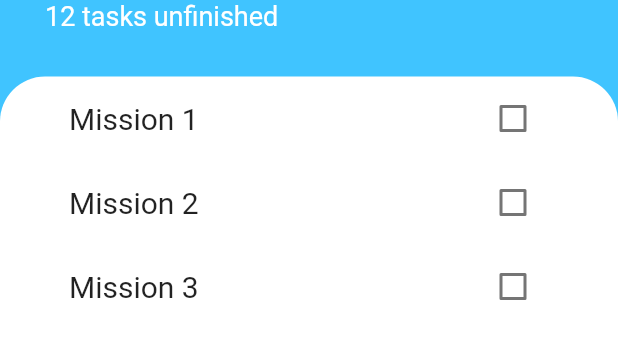
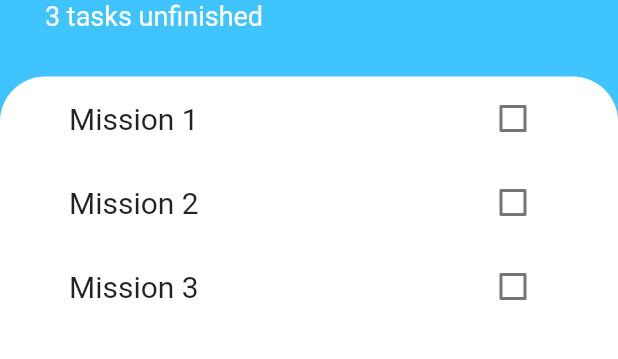
Before and after one commit to Lichyo/Todoey, a Flutter app: the screen it shows after launch, on a phone screen of 412 x 824 dp, the part 330-689 px from its top. Run offline on Flutter 3.47's test engine with Material 2 defaults, Android fonts, the phone set to English and light mode, and no system bars.

Commit message:
Using Provider to Implement TaskScreen and Task list / tile

```diff
--- a/lib/main.dart
+++ b/lib/main.dart
@@ -1,5 +1,7 @@
 import 'package:flutter/material.dart';
 import 'screens/task_screen.dart';
+import 'package:provider/provider.dart';
+import 'models/task_data.dart';
 
 void main() => runApp(const MyApp());
 
@@ -8,8 +10,11 @@ class MyApp extends StatelessWidget {
 
   @override
   Widget build(BuildContext context) {
-    return const MaterialApp(
-      home: TaskScreen(),
+    return ChangeNotifierProvider(
+      create: (_) => TaskData(),
+      child: MaterialApp(
+        home: TaskScreen(),
+      ),
     );
   }
 }
--- /dev/null
+++ b/lib/models/task_data.dart
@@ -0,0 +1,15 @@
+import 'package:flutter/material.dart';
+import 'task.dart';
+
+class TaskData extends ChangeNotifier {
+  List<Task> tasks = [
+    Task(taskTitle: 'Mission 1'),
+    Task(taskTitle: 'Mission 2'),
+    Task(taskTitle: 'Mission 3'),
+  ];
+
+  int get() {
+    return tasks.length;
+  }
+
+}
--- a/lib/screens/add_task_screen.dart
+++ b/lib/screens/add_task_screen.dart
@@ -3,7 +3,11 @@ import 'package:todoey/models/task.dart';
 
 class AddTaskScreen extends StatelessWidget {
 
+  AddTaskScreen({required this.taskCallback});
+
   late String taskTitle;
+  final Function taskCallback;
+
   @override
   Widget build(BuildContext context) {
     return Container(
@@ -45,7 +49,8 @@ class AddTaskScreen extends StatelessWidget {
                 backgroundColor: MaterialStatePropertyAll(Colors.lightBlueAccent),
               ),
               onPressed: () {
-
+                taskCallback(taskTitle);
+                Navigator.pop(context);
               },
               child: const Text(
                 'Create',
--- a/lib/screens/task_screen.dart
+++ b/lib/screens/task_screen.dart
@@ -1,10 +1,18 @@
 import 'package:flutter/material.dart';
+import 'package:todoey/models/task.dart';
 import 'package:todoey/screens/add_task_screen.dart';
 import 'package:todoey/widgets/task_list.dart';
+import 'package:provider/provider.dart';
+import 'package:todoey/models/task_data.dart';
 
-class TaskScreen extends StatelessWidget {
-  const TaskScreen({Key? key}) : super(key: key);
+class TaskScreen extends StatefulWidget {
+  TaskScreen({Key? key}) : super(key: key);
 
+  @override
+  State<TaskScreen> createState() => _TaskScreenState();
+}
+
+class _TaskScreenState extends State<TaskScreen> {
   @override
   Widget build(BuildContext context) {
     return Scaffold(
@@ -12,7 +20,17 @@ class TaskScreen extends StatelessWidget {
         backgroundColor: Colors.lightBlueAccent,
         onPressed: () {
           showModalBottomSheet(
-              context: context, builder: (context) => AddTaskScreen());
+            context: context,
+            builder: (context) => AddTaskScreen(
+              taskCallback: (String taskTitle) {
+                setState(() {
+                  Provider.of<TaskData>(context)
+                      .tasks
+                      .add(Task(taskTitle: 'Mission'));
+                });
+              },
+            ),
+          );
         },
         child: const Icon(
           Icons.add,
@@ -28,8 +46,8 @@ class TaskScreen extends StatelessWidget {
               padding: const EdgeInsets.only(top: 40.0, left: 30.0),
               child: Column(
                 crossAxisAlignment: CrossAxisAlignment.start,
-                children: const [
-                  CircleAvatar(
+                children: [
+                  const CircleAvatar(
                     radius: 40.0,
                     backgroundColor: Colors.white,
                     child: Icon(
@@ -38,10 +56,10 @@ class TaskScreen extends StatelessWidget {
                       color: Colors.lightBlueAccent,
                     ),
                   ),
-                  SizedBox(
+                  const SizedBox(
                     height: 30.0,
                   ),
-                  Text(
+                  const Text(
                     'Todoey',
                     style: TextStyle(
                       fontSize: 60.0,
@@ -50,13 +68,13 @@ class TaskScreen extends StatelessWidget {
                     ),
                   ),
                   Text(
-                    '12 tasks unfinished',
-                    style: TextStyle(
+                    '${Provider.of<TaskData>(context).tasks.length} tasks unfinished',
+                    style: const TextStyle(
                       fontSize: 18.0,
                       color: Colors.white,
                     ),
                   ),
-                  SizedBox(
+                  const SizedBox(
                     height: 30.0,
                   ),
                 ],
--- a/lib/widgets/task_list.dart
+++ b/lib/widgets/task_list.dart
@@ -1,34 +1,23 @@
 import 'package:flutter/material.dart';
 import 'package:todoey/widgets/task_tile.dart';
-import 'package:todoey/models/task.dart';
+import 'package:provider/provider.dart';
+import 'package:todoey/models/task_data.dart';
 
-class TaskList extends StatefulWidget {
-
-  @override
-  State<TaskList> createState() => _TaskListState();
-}
-
-class _TaskListState extends State<TaskList> {
-  List<Task> tasks = [
-    Task(taskTitle: 'Mission 1'),
-    Task(taskTitle: 'Mission 2'),
-    Task(taskTitle: 'Mission 3'),
-  ];
-
+class TaskList extends StatelessWidget {
   @override
   Widget build(BuildContext context) {
     return ListView.builder(
-        itemCount: tasks.length,
+        itemCount: Provider.of<TaskData>(context).tasks.length,
         itemBuilder: (context, index) {
-      return TaskTile(
-        taskName: tasks[index].taskTitle,
-        isChecked: tasks[index].isDone,
-        checkboxCallback: (bool? value){
-          setState(() {
-            tasks[index].toggleDone();
-          });
-        },
-      );
-    });
+          return TaskTile(
+            taskName: Provider.of<TaskData>(context).tasks[index].taskTitle,
+            isChecked: Provider.of<TaskData>(context).tasks[index].isDone,
+            checkboxCallback: (bool? value) {
+              // setState(() {
+              //   Provider.of<TaskData>(context).tasks[index].toggleDone();
+              // });
+            },
+          );
+        });
   }
 }
--- a/pubspec.yaml
+++ b/pubspec.yaml
@@ -35,6 +35,7 @@ dependencies:
   # The following adds the Cupertino Icons font to your application.
   # Use with the CupertinoIcons class for iOS style icons.
   cupertino_icons: ^1.0.2
+  provider: ^6.0.5
 
 dev_dependencies:
   flutter_test:
```
Also changed, not shown: pubspec.lock.
